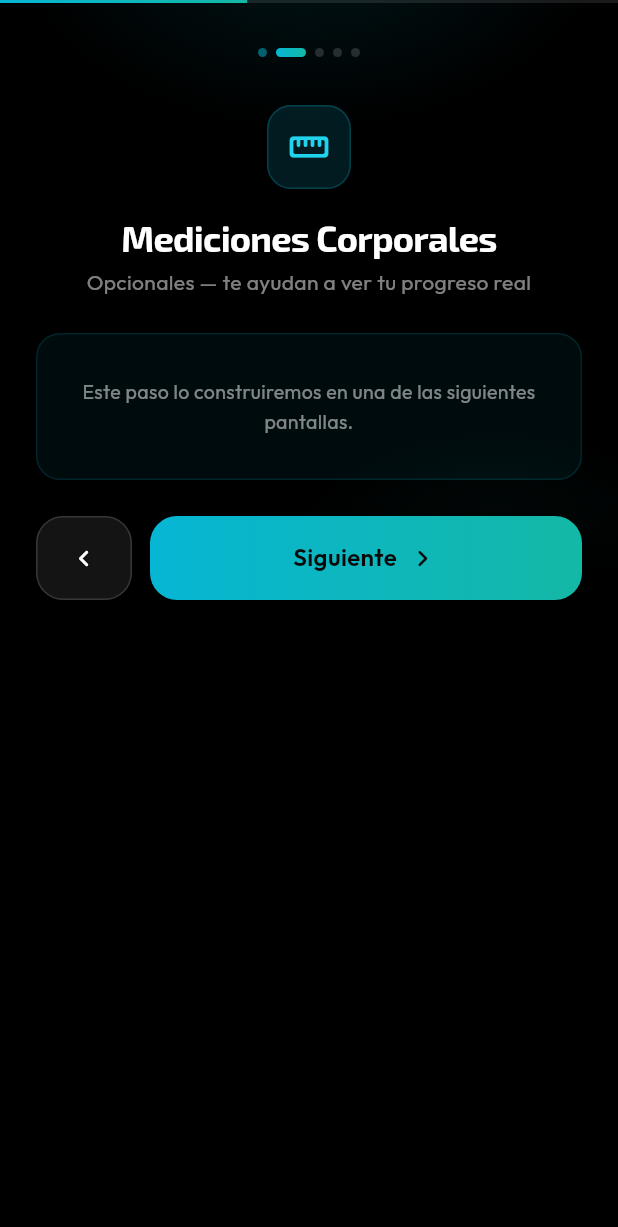
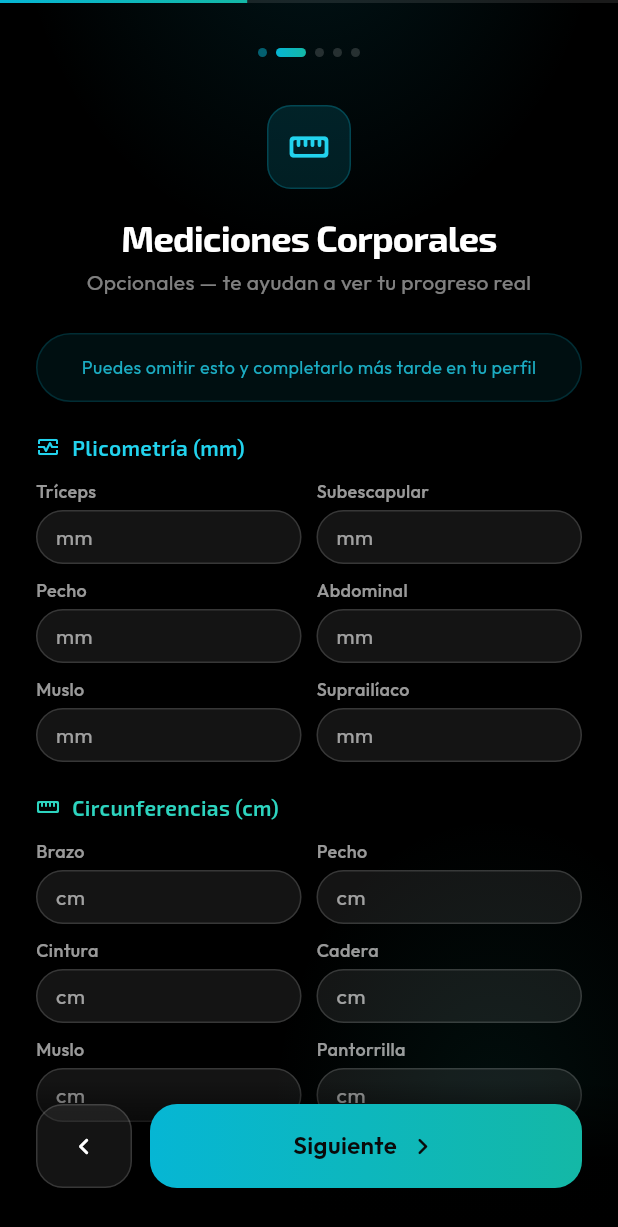
Before and after one commit to gymstrong935-maker/fitzone, a Flutter app: the screen it shows after launch, after a tap on "Plan Gratuito", after a tap on "Siguiente", on a phone screen of 412 x 824 dp. Shown: the top 1227 px of the screen. Run offline on Flutter 3.47's test engine with Material 3 defaults, Android fonts, the light colour scheme and no system bars; our stand-ins replace flutter_svg, google_fonts; accounts and stored records are empty.

Commit message:
Se creó la primera pantalla adaptativa >Mediciones Corporales< disponible para todos los planes

```diff
--- /dev/null
+++ b/fitzone_frontend/lib/features/onboarding/models/body_measurements.dart
@@ -0,0 +1,49 @@
+/// Pliegues cutáneos (plicometría), en mm.
+enum SkinfoldSite {
+  triceps,
+  subscapular,
+  chest,
+  abdominal,
+  thigh,
+  suprailiac,
+  midaxillary,
+}
+
+/// Circunferencias, en cm.
+enum CircumferenceSite { arm, chest, waist, hip, thigh, calf }
+
+/// Mediciones corporales (todas opcionales).
+class BodyMeasurements {
+  const BodyMeasurements({
+    this.skinfolds = const <SkinfoldSite, double>{},
+    this.circumferences = const <CircumferenceSite, double>{},
+  });
+
+  final Map<SkinfoldSite, double> skinfolds;
+  final Map<CircumferenceSite, double> circumferences;
+
+  bool get isEmpty => skinfolds.isEmpty && circumferences.isEmpty;
+
+  /// Devuelve una copia con la medida cambiada; `null` la elimina.
+  BodyMeasurements withSkinfold(SkinfoldSite site, double? value) {
+    final Map<SkinfoldSite, double> next =
+        Map<SkinfoldSite, double>.of(skinfolds);
+    if (value == null) {
+      next.remove(site);
+    } else {
+      next[site] = value;
+    }
+    return BodyMeasurements(skinfolds: next, circumferences: circumferences);
+  }
+
+  BodyMeasurements withCircumference(CircumferenceSite site, double? value) {
+    final Map<CircumferenceSite, double> next =
+        Map<CircumferenceSite, double>.of(circumferences);
+    if (value == null) {
+      next.remove(site);
+    } else {
+      next[site] = value;
+    }
+    return BodyMeasurements(skinfolds: skinfolds, circumferences: next);
+  }
+}
--- a/fitzone_frontend/lib/features/onboarding/models/onboarding_data.dart
+++ b/fitzone_frontend/lib/features/onboarding/models/onboarding_data.dart
@@ -1,3 +1,4 @@
+import 'body_measurements.dart';
 import 'personal_info.dart';
 import 'trainer.dart';
 
@@ -7,15 +8,22 @@ class OnboardingData {
   const OnboardingData({
     this.trainer,
     this.personalInfo = const PersonalInfo(),
+    this.bodyMeasurements = const BodyMeasurements(),
   });
 
   final Trainer? trainer;
   final PersonalInfo personalInfo;
+  final BodyMeasurements bodyMeasurements;
 
-  OnboardingData copyWith({Trainer? trainer, PersonalInfo? personalInfo}) {
+  OnboardingData copyWith({
+    Trainer? trainer,
+    PersonalInfo? personalInfo,
+    BodyMeasurements? bodyMeasurements,
+  }) {
     return OnboardingData(
       trainer: trainer ?? this.trainer,
       personalInfo: personalInfo ?? this.personalInfo,
+      bodyMeasurements: bodyMeasurements ?? this.bodyMeasurements,
     );
   }
 }
--- a/fitzone_frontend/lib/features/onboarding/onboarding_flow.dart
+++ b/fitzone_frontend/lib/features/onboarding/onboarding_flow.dart
@@ -3,10 +3,12 @@ import 'package:flutter/material.dart';
 import '../../core/theme/app_colors.dart';
 import '../../core/widgets/ellipse_glow.dart';
 import '../plan_selection/models/plan.dart';
+import 'models/body_measurements.dart';
 import 'models/onboarding_data.dart';
 import 'models/onboarding_step.dart';
 import 'models/personal_info.dart';
 import 'models/trainer.dart';
+import 'steps/measurements_step.dart';
 import 'steps/personal_info_step.dart';
 import 'steps/placeholder_step.dart';
 import 'steps/trainer_step.dart';
@@ -91,6 +93,10 @@ class _OnboardingFlowState extends State<OnboardingFlow> {
 
   void _updatePersonalInfo(PersonalInfo info) {
     setState(() => _data = _data.copyWith(personalInfo: info));
+  }
+
+  void _updateMeasurements(BodyMeasurements measurements) {
+    setState(() => _data = _data.copyWith(bodyMeasurements: measurements));
   }
 
   // ── Build ─────────────────────────────────────────────────────────────────
@@ -223,11 +229,10 @@ class _OnboardingFlowState extends State<OnboardingFlow> {
           onChanged: _updatePersonalInfo,
         );
       case OnboardingStep.measurements:
-        return PlaceholderStep(
+        return MeasurementsStep(
           key: key,
-          icon: Icons.straighten_rounded,
-          title: 'Mediciones Corporales',
-          subtitle: 'Opcionales — te ayudan a ver tu progreso real',
+          measurements: _data.bodyMeasurements,
+          onChanged: _updateMeasurements,
         );
       case OnboardingStep.goals:
         return PlaceholderStep(
--- /dev/null
+++ b/fitzone_frontend/lib/features/onboarding/steps/measurements_step.dart
@@ -0,0 +1,213 @@
+import 'package:flutter/material.dart';
+
+import '../../../core/theme/app_colors.dart';
+import '../../../core/theme/app_text.dart';
+import '../models/body_measurements.dart';
+import '../widgets/fz_optional_number_field.dart';
+import '../widgets/step_header.dart';
+
+/// Paso "Mediciones Corporales" (opcional, para todos los planes).
+class MeasurementsStep extends StatelessWidget {
+  const MeasurementsStep({
+    super.key,
+    required this.measurements,
+    required this.onChanged,
+  });
+
+  final BodyMeasurements measurements;
+  final ValueChanged<BodyMeasurements> onChanged;
+
+  static const Color _teal400 = Color(0xFF2DD4BF);
+
+  @override
+  Widget build(BuildContext context) {
+    return Column(
+      crossAxisAlignment: CrossAxisAlignment.stretch,
+      children: <Widget>[
+        const StepHeader(
+          icon: Icons.straighten_rounded,
+          title: 'Mediciones Corporales',
+          subtitle: 'Opcionales — te ayudan a ver tu progreso real',
+        ),
+        const SizedBox(height: 24),
+        _buildInfoBox(),
+        const SizedBox(height: 20),
+        _buildSkinfolds(),
+        const SizedBox(height: 20),
+        _buildCircumferences(),
+      ],
+    );
+  }
+
+  // ── Aviso superior ────────────────────────────────────────────────────────
+  Widget _buildInfoBox() {
+    return Container(
+      width: double.infinity,
+      padding: const EdgeInsets.all(14),
+      decoration: BoxDecoration(
+        color: AppColors.cyanA(0.08),
+        borderRadius: BorderRadius.circular(24),
+        border: Border.all(color: AppColors.cyanA(0.18)),
+      ),
+      child: Text(
+        'Puedes omitir esto y completarlo más tarde en tu perfil',
+        textAlign: TextAlign.center,
+        style: AppText.body(
+          size: 12,
+          color: const Color.fromRGBO(34, 211, 238, 0.8),
+          height: 1.333,
+        ),
+      ),
+    );
+  }
+
+  // ── Plicometría ───────────────────────────────────────────────────────────
+  Widget _buildSkinfolds() {
+    Widget cell(SkinfoldSite site, String label) {
+      return _MeasureCell(
+        label: label,
+        hint: 'mm',
+        value: measurements.skinfolds[site],
+        onChanged: (double? v) => onChanged(measurements.withSkinfold(site, v)),
+      );
+    }
+
+    return _Section(
+      icon: Icons.monitor_heart_outlined,
+      title: 'Plicometría (mm)',
+      color: AppColors.cyanLight,
+      cells: <Widget>[
+        cell(SkinfoldSite.triceps, 'Tríceps'),
+        cell(SkinfoldSite.subscapular, 'Subescapular'),
+        cell(SkinfoldSite.chest, 'Pecho'),
+        cell(SkinfoldSite.abdominal, 'Abdominal'),
+        cell(SkinfoldSite.thigh, 'Muslo'),
+        cell(SkinfoldSite.suprailiac, 'Suprailíaco'),
+      ],
+    );
+  }
+
+  // ── Circunferencias ───────────────────────────────────────────────────────
+  Widget _buildCircumferences() {
+    Widget cell(CircumferenceSite site, String label) {
+      return _MeasureCell(
+        label: label,
+        hint: 'cm',
+        value: measurements.circumferences[site],
+        onChanged: (double? v) =>
+            onChanged(measurements.withCircumference(site, v)),
+      );
+    }
+
+    return _Section(
+      icon: Icons.straighten_rounded,
+      title: 'Circunferencias (cm)',
+      color: _teal400,
+      cells: <Widget>[
+        cell(CircumferenceSite.arm, 'Brazo'),
+        cell(CircumferenceSite.chest, 'Pecho'),
+        cell(CircumferenceSite.waist, 'Cintura'),
+        cell(CircumferenceSite.hip, 'Cadera'),
+        cell(CircumferenceSite.thigh, 'Muslo'),
+        cell(CircumferenceSite.calf, 'Pantorrilla'),
+      ],
+    );
+  }
+}
+
+// ═══════════════════════════════════════════════════════════════════════════
+// Piezas privadas
+// ═══════════════════════════════════════════════════════════════════════════
+
+/// Título con ícono + cuadrícula de 2 columnas.
+class _Section extends StatelessWidget {
+  const _Section({
+    required this.icon,
+    required this.title,
+    required this.color,
+    required this.cells,
+  });
+
+  final IconData icon;
+  final String title;
+  final Color color;
+  final List<Widget> cells;
+
+  @override
+  Widget build(BuildContext context) {
+    final List<Widget> rows = <Widget>[];
+    for (int i = 0; i < cells.length; i += 2) {
+      if (i > 0) rows.add(const SizedBox(height: 10));
+      rows.add(
+        Row(
+          crossAxisAlignment: CrossAxisAlignment.start,
+          children: <Widget>[
+            Expanded(child: cells[i]),
+            const SizedBox(width: 10),
+            Expanded(
+              child: i + 1 < cells.length ? cells[i + 1] : const SizedBox(),
+            ),
+          ],
+        ),
+      );
+    }
+
+    return Column(
+      crossAxisAlignment: CrossAxisAlignment.stretch,
+      children: <Widget>[
+        Row(
+          children: <Widget>[
+            Icon(icon, size: 16, color: color),
+            const SizedBox(width: 8),
+            Text(
+              title,
+              style: AppText.display(
+                size: 14,
+                weight: FontWeight.w600,
+                color: color,
+                height: 1.43,
+              ),
+            ),
+          ],
+        ),
+        const SizedBox(height: 12),
+        ...rows,
+      ],
+    );
+  }
+}
+
+/// Etiqueta pequeña + campo numérico opcional.
+class _MeasureCell extends StatelessWidget {
+  const _MeasureCell({
+    required this.label,
+    required this.hint,
+    required this.value,
+    required this.onChanged,
+  });
+
+  final String label;
+  final String hint;
+  final double? value;
+  final ValueChanged<double?> onChanged;
+
+  @override
+  Widget build(BuildContext context) {
+    return Column(
+      crossAxisAlignment: CrossAxisAlignment.stretch,
+      children: <Widget>[
+        Text(
+          label,
+          style: AppText.body(
+            size: 12,
+            weight: FontWeight.w500,
+            color: AppColors.whiteA(0.6),
+            height: 1.333,
+          ),
+        ),
+        const SizedBox(height: 4),
+        FzOptionalNumberField(value: value, hint: hint, onChanged: onChanged),
+      ],
+    );
+  }
+}
--- /dev/null
+++ b/fitzone_frontend/lib/features/onboarding/widgets/fz_optional_number_field.dart
@@ -0,0 +1,82 @@
+import 'package:flutter/material.dart';
+import 'package:flutter/services.dart';
+
+import '../../../core/theme/app_colors.dart';
+import '../../../core/theme/app_text.dart';
+import 'fz_field_frame.dart';
+import 'fz_number_field.dart' show formatNumber;
+
+class FzOptionalNumberField extends StatefulWidget {
+  const FzOptionalNumberField({
+    super.key,
+    required this.value,
+    required this.hint,
+    required this.onChanged,
+  });
+
+  /// `null` = campo vacío.
+  final double? value;
+  final String hint;
+  final ValueChanged<double?> onChanged;
+
+  @override
+  State<FzOptionalNumberField> createState() => _FzOptionalNumberFieldState();
+}
+
+class _FzOptionalNumberFieldState extends State<FzOptionalNumberField> {
+  late final TextEditingController _controller;
+  late final FocusNode _focus;
+
+  @override
+  void initState() {
+    super.initState();
+    final double? initial = widget.value;
+    _controller = TextEditingController(
+      text: initial == null ? '' : formatNumber(initial),
+    );
+    _focus = FocusNode()..addListener(_rebuild);
+  }
+
+  void _rebuild() {
+    if (mounted) setState(() {});
+  }
+
+  @override
+  void dispose() {
+    _focus.removeListener(_rebuild);
+    _focus.dispose();
+    _controller.dispose();
+    super.dispose();
+  }
+
+  void _handleChanged(String text) {
+    final double? parsed = double.tryParse(text.replaceAll(',', '.'));
+    if (parsed != widget.value) widget.onChanged(parsed);
+  }
+
+  @override
+  Widget build(BuildContext context) {
+    return FzFieldFrame(
+      focused: _focus.hasFocus,
+      height: 36,
+      child: TextField(
+        controller: _controller,
+        focusNode: _focus,
+        keyboardType: const TextInputType.numberWithOptions(decimal: true),
+        inputFormatters: <TextInputFormatter>[
+          FilteringTextInputFormatter.allow(RegExp(r'^\d{0,3}([.,]\d{0,2})?')),
+        ],
+        cursorColor: Colors.white,
+        onChanged: _handleChanged,
+        style: AppText.body(size: 14, color: Colors.white),
+        decoration: InputDecoration(
+          isCollapsed: true,
+          border: InputBorder.none,
+          contentPadding: EdgeInsets.zero,
+          hintText: widget.hint,
+          hintStyle: AppText.body(size: 14, color: AppColors.whiteA(0.6)),
+        ),
+      ),
+    );
+  }
+}
```
Also changed, not shown: 1 other file.
